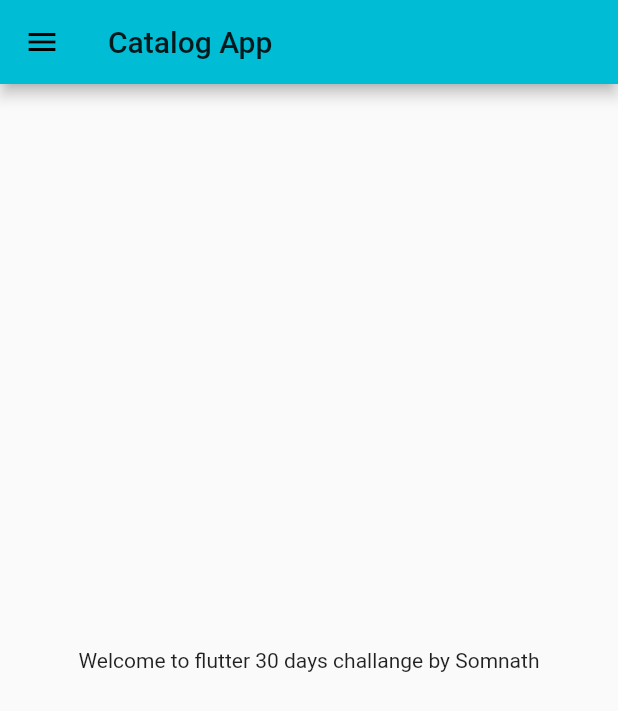
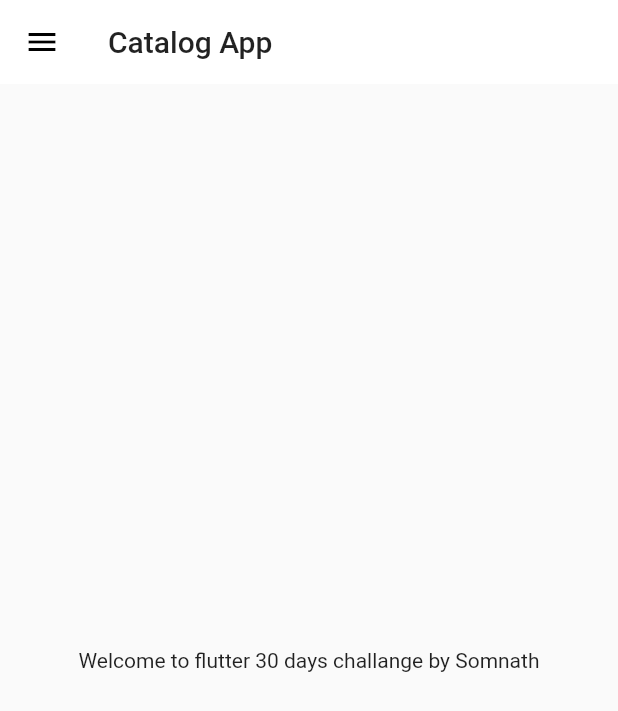
Before and after one commit to somnath-53/FlutterIn30Days, a Flutter app: the screen it shows after launch, on a phone screen of 412 x 824 dp. Shown: the top 711 px of the screen. Run offline on Flutter 3.47's test engine with Material 2 defaults, Android fonts, the phone set to English and light mode, and no system bars; our stand-ins replace google_fonts; Roboto replaces fonts that are missing (Merienda).

Commit message:
Themes Updated

```diff
--- a/lib/main.dart
+++ b/lib/main.dart
@@ -2,8 +2,8 @@
 import 'package:flutter_application/pages/login_page.dart';
 import 'package:flutter_application/pages/signup_page.dart';
 import 'package:flutter_application/utils/routes.dart';
+import 'package:flutter_application/widgets/themes.dart';
 import 'pages/home_page.dart';
-import 'package:google_fonts/google_fonts.dart';
 
 void main(List<String> args) {
   runApp(MyApp());
@@ -16,12 +16,8 @@
       debugShowCheckedModeBanner: false,
       // home: HomePage(),
       themeMode: ThemeMode.light,
-      theme: ThemeData(
-          primarySwatch: Colors.cyan,
-          fontFamily: GoogleFonts.merienda().fontFamily),
-      darkTheme: ThemeData(
-        brightness: Brightness.dark,
-      ),
+      theme: MyTheme.lightTheme,
+      darkTheme: MyTheme.darkTheme,
       // initialRoute: MyRoutes.homeRoute,
       routes: {
         "/": (context) => HomePage(),
--- a/lib/pages/home_page.dart
+++ b/lib/pages/home_page.dart
@@ -7,6 +7,7 @@
   @override
   Widget build(BuildContext context) {
     return Scaffold(
+      // backgroundColor: Colors.white,
       appBar: AppBar(
         title: Text("Catalog App"),
       ),
--- /dev/null
+++ b/lib/widgets/themes.dart
@@ -0,0 +1,19 @@
+import 'package:flutter/material.dart';
+import 'package:google_fonts/google_fonts.dart';
+
+class MyTheme {
+  static ThemeData get lightTheme => ThemeData(
+        primarySwatch: Colors.cyan,
+        fontFamily: GoogleFonts.merienda().fontFamily,
+        appBarTheme: AppBarTheme(
+          color: Colors.white,
+          elevation: 0.0,
+          // iconTheme: IconThemeData(color: Colors.blue),
+          // textTheme: Theme.of(context).textTheme
+        ),
+      );
+
+  static ThemeData get darkTheme => ThemeData(
+        brightness: Brightness.dark,
+      );
+}
```
